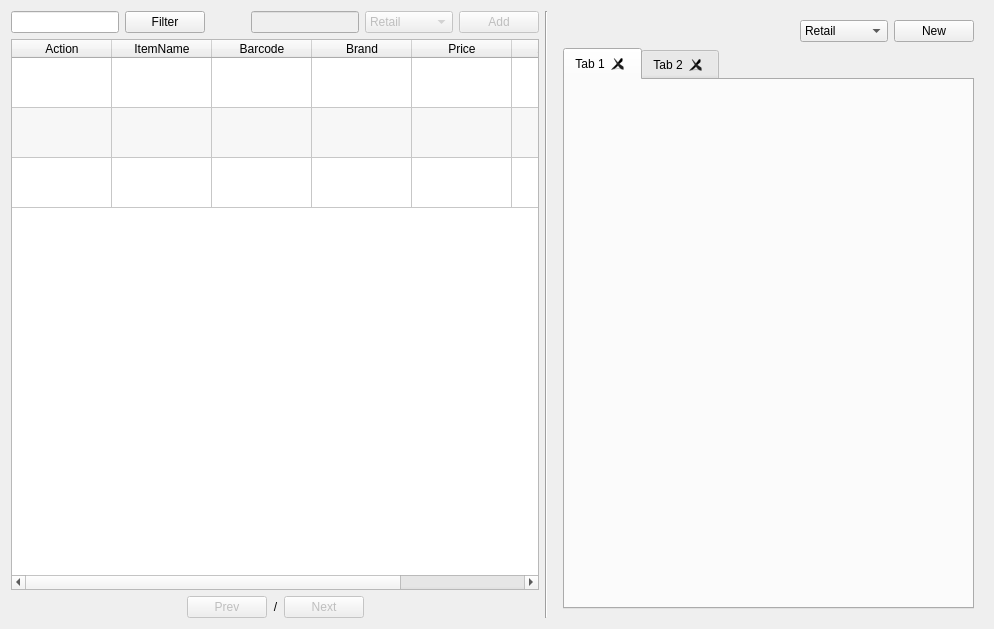
The window that app/views/templates/ManageSales.ui (rondalefloyd/mts-pos) describes before a commit, drawn with Qt 5.
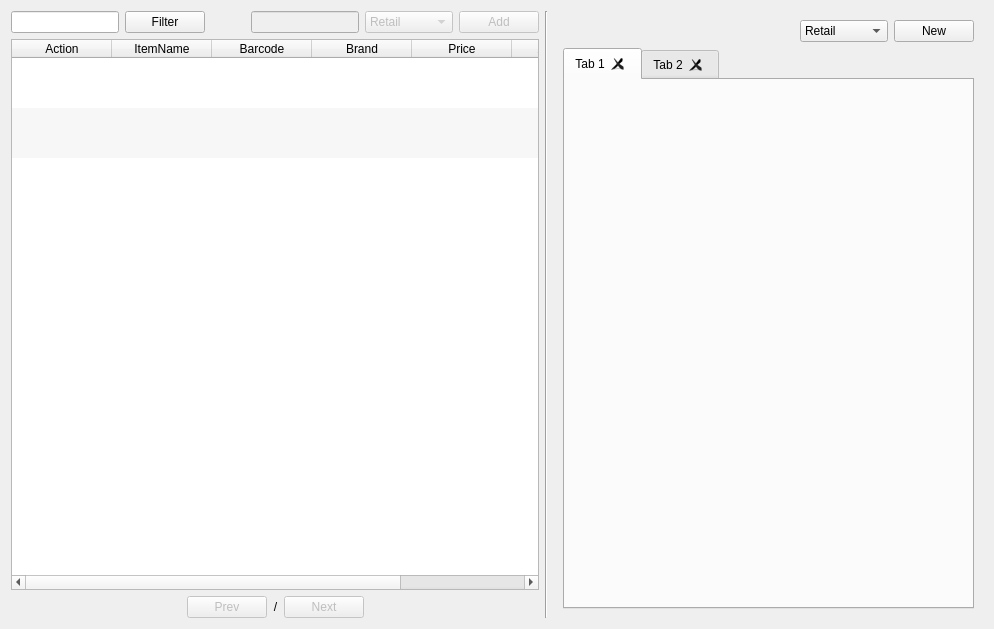
The same window after the commit.

What changed in the file:
```diff
--- a/app/views/templates/ManageSales.ui
+++ b/app/views/templates/ManageSales.ui
@@ -104,6 +104,9 @@
        <property name="horizontalScrollMode">
         <enum>QAbstractItemView::ScrollPerPixel</enum>
        </property>
+       <property name="showGrid">
+        <bool>false</bool>
+       </property>
        <property name="gridStyle">
         <enum>Qt::SolidLine</enum>
        </property>
```
